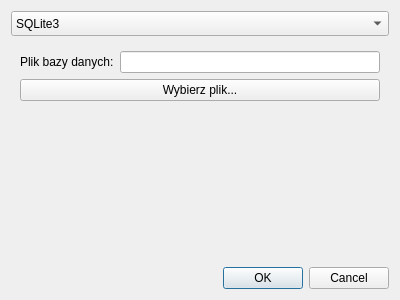
Qt form forms/DatabaseConfigDialog.ui (arekbr/Inwentaryzacja) before a commit.
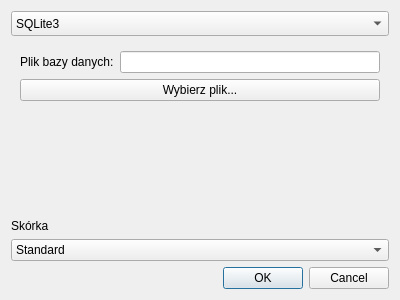
The same form after that commit.

Patch:
```diff
--- a/forms/DatabaseConfigDialog.ui
+++ b/forms/DatabaseConfigDialog.ui
@@ -135,6 +135,32 @@
      </widget>
     </widget>
    </item>
+   <item>
+    <widget class="QLabel" name="labelSkin">
+     <property name="text">
+      <string>Skórka</string>
+     </property>
+    </widget>
+   </item>
+   <item>
+    <widget class="QComboBox" name="filterSelectSkin">
+     <item>
+      <property name="text">
+       <string>Standard</string>
+      </property>
+     </item>
+     <item>
+      <property name="text">
+       <string>Amiga</string>
+      </property>
+     </item>
+     <item>
+      <property name="text">
+       <string>ZX Spectrum</string>
+      </property>
+     </item>
+    </widget>
+   </item>
    <item>
     <widget class="QDialogButtonBox" name="buttonBox">
      <property name="orientation">
```
Left out of the diff: 8 changed lines with no effect on the pictures.
